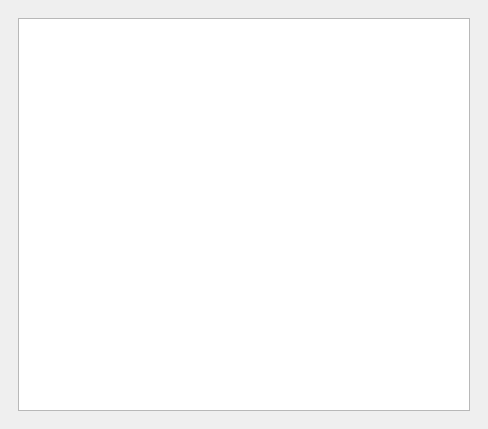
Before: the Qt Designer form view/ui/HelpWindow.ui in tlex-web/avega_sampling, drawn with Qt 5.
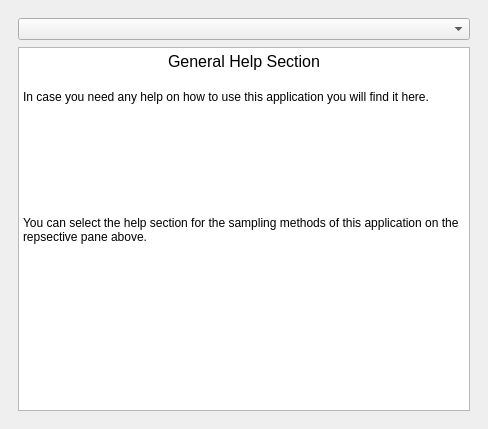
After: the same form once the commit is applied. Icons and pictures are not drawn.

Commit message: Update UI components and fix text formatting

```diff
--- a/view/ui/HelpWindow.ui
+++ b/view/ui/HelpWindow.ui
@@ -23,7 +23,46 @@
      <widget class="QWidget" name="widget" native="true">
       <layout class="QVBoxLayout" name="verticalLayout_2">
        <item>
-        <widget class="QGraphicsView" name="graphicsView"/>
+        <layout class="QVBoxLayout" name="verticalLayout_3">
+         <item>
+          <widget class="QComboBox" name="comboBox"/>
+         </item>
+         <item>
+          <spacer name="verticalSpacer">
+           <property name="orientation">
+            <enum>Qt::Vertical</enum>
+           </property>
+           <property name="sizeType">
+            <enum>QSizePolicy::Minimum</enum>
+           </property>
+          </spacer>
+         </item>
+         <item>
+          <widget class="QTextBrowser" name="textBrowser">
+           <property name="html">
+            <string>&lt;!DOCTYPE HTML PUBLIC &quot;-//W3C//DTD HTML 4.0//EN&quot; &quot;http://www.w3.org/TR/REC-html40/strict.dtd&quot;&gt;
+&lt;html&gt;&lt;head&gt;&lt;meta name=&quot;qrichtext&quot; content=&quot;1&quot; /&gt;&lt;meta charset=&quot;utf-8&quot; /&gt;&lt;style type=&quot;text/css&quot;&gt;
+p, li { white-space: pre-wrap; }
+hr { height: 1px; border-width: 0; }
+li.unchecked::marker { content: &quot;\2610&quot;; }
+li.checked::marker { content: &quot;\2612&quot;; }
+&lt;/style&gt;&lt;/head&gt;&lt;body style=&quot; font-family:'Segoe UI'; font-size:9pt; font-weight:400; font-style:normal;&quot;&gt;
+&lt;p align=&quot;center&quot; style=&quot; margin-top:0px; margin-bottom:0px; margin-left:0px; margin-right:0px; -qt-block-indent:0; text-indent:0px;&quot;&gt;&lt;span style=&quot; font-size:12pt;&quot;&gt;General Help Section&lt;/span&gt;&lt;/p&gt;
+&lt;p style=&quot;-qt-paragraph-type:empty; margin-top:0px; margin-bottom:0px; margin-left:0px; margin-right:0px; -qt-block-indent:0; text-indent:0px; font-size:12pt;&quot;&gt;&lt;br /&gt;&lt;/p&gt;
+&lt;p style=&quot; margin-top:0px; margin-bottom:0px; margin-left:0px; margin-right:0px; -qt-block-indent:0; text-indent:0px;&quot;&gt;In case you need any help on how to use this application you will find it here. &lt;/p&gt;
+&lt;p style=&quot;-qt-paragraph-type:empty; margin-top:0px; margin-bottom:0px; margin-left:0px; margin-right:0px; -qt-block-indent:0; text-indent:0px;&quot;&gt;&lt;br /&gt;&lt;/p&gt;
+&lt;p style=&quot;-qt-paragraph-type:empty; margin-top:0px; margin-bottom:0px; margin-left:0px; margin-right:0px; -qt-block-indent:0; text-indent:0px;&quot;&gt;&lt;br /&gt;&lt;/p&gt;
+&lt;p style=&quot;-qt-paragraph-type:empty; margin-top:0px; margin-bottom:0px; margin-left:0px; margin-right:0px; -qt-block-indent:0; text-indent:0px;&quot;&gt;&lt;br /&gt;&lt;/p&gt;
+&lt;p style=&quot;-qt-paragraph-type:empty; margin-top:0px; margin-bottom:0px; margin-left:0px; margin-right:0px; -qt-block-indent:0; text-indent:0px;&quot;&gt;&lt;br /&gt;&lt;/p&gt;
+&lt;p style=&quot;-qt-paragraph-type:empty; margin-top:0px; margin-bottom:0px; margin-left:0px; margin-right:0px; -qt-block-indent:0; text-indent:0px;&quot;&gt;&lt;br /&gt;&lt;/p&gt;
+&lt;p style=&quot;-qt-paragraph-type:empty; margin-top:0px; margin-bottom:0px; margin-left:0px; margin-right:0px; -qt-block-indent:0; text-indent:0px;&quot;&gt;&lt;br /&gt;&lt;/p&gt;
+&lt;p style=&quot;-qt-paragraph-type:empty; margin-top:0px; margin-bottom:0px; margin-left:0px; margin-right:0px; -qt-block-indent:0; text-indent:0px;&quot;&gt;&lt;br /&gt;&lt;/p&gt;
+&lt;p style=&quot;-qt-paragraph-type:empty; margin-top:0px; margin-bottom:0px; margin-left:0px; margin-right:0px; -qt-block-indent:0; text-indent:0px;&quot;&gt;&lt;br /&gt;&lt;/p&gt;
+&lt;p style=&quot; margin-top:0px; margin-bottom:0px; margin-left:0px; margin-right:0px; -qt-block-indent:0; text-indent:0px;&quot;&gt;You can select the help section for the sampling methods of this application on the repsective pane above. &lt;/p&gt;&lt;/body&gt;&lt;/html&gt;</string>
+           </property>
+          </widget>
+         </item>
+        </layout>
        </item>
       </layout>
      </widget>
```
The commit also changes 5 other files.
